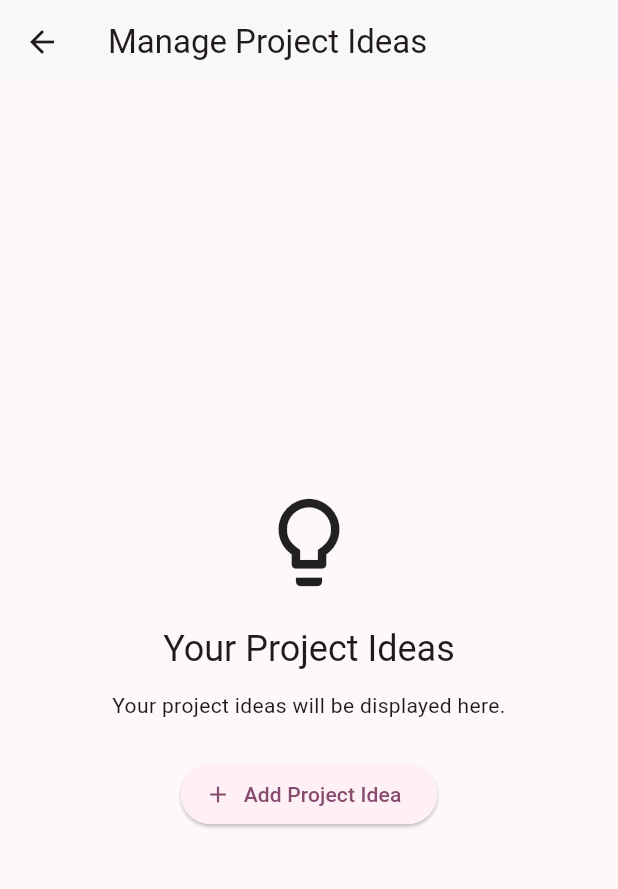
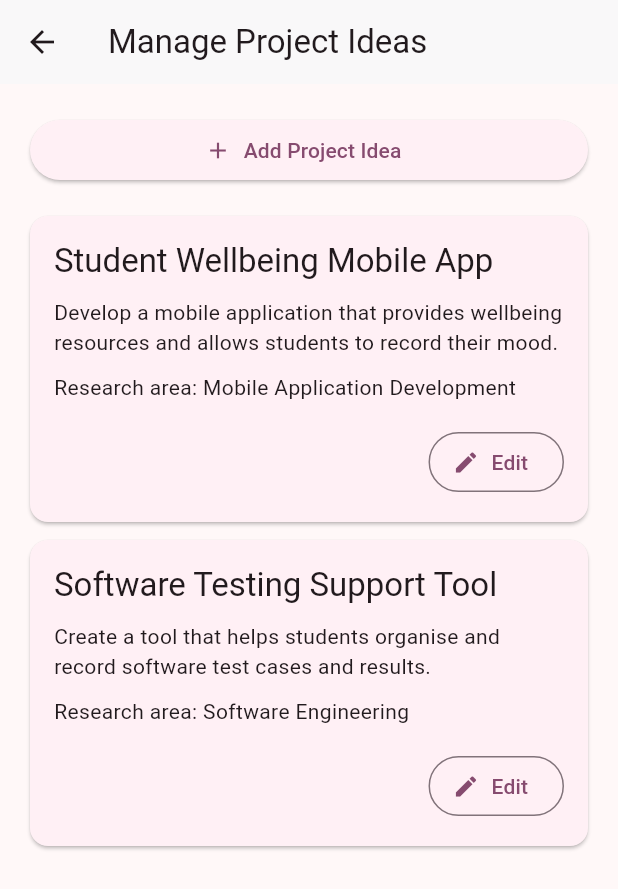
Before and after one commit to jiabhullar/project_supervisor_app, a Flutter app: the ManageProjectIdeasScreen screen opened directly, on a phone screen of 412 x 824 dp. Shown: the top 889 px of the screen. Run offline on Flutter 3.47's test engine with Material 3 defaults, Android fonts, the phone set to English and light mode, and no system bars.

Commit message:
display and edit staff project ideas

```diff
--- a/lib/pages/manage_project_ideas.dart
+++ b/lib/pages/manage_project_ideas.dart
@@ -1,6 +1,7 @@
 import 'package:flutter/material.dart';
 import 'package:project_supervisor_app/models/project_idea.dart';
 import 'package:project_supervisor_app/pages/add_project_idea.dart';
+import 'package:project_supervisor_app/pages/edit_project_idea.dart';
 
 class ManageProjectIdeasScreen extends StatelessWidget {
   const ManageProjectIdeasScreen({super.key});
@@ -27,32 +28,18 @@ class ManageProjectIdeasScreen extends StatelessWidget {
         researchArea: 'Software Engineering',
       ),
     ];
+
     return Scaffold(
       appBar: AppBar(
         title: const Text('Manage Project Ideas'),
       ),
-      body: Center(
-        child: Padding(
-          padding: const EdgeInsets.all(20),
-          child: Column(
-            mainAxisAlignment: MainAxisAlignment.center,
-            children: [
-              const Icon(
-                Icons.lightbulb_outline,
-                size: 70,
-              ),
-              const SizedBox(height: 20),
-              Text(
-                'Your Project Ideas',
-                style: Theme.of(context).textTheme.headlineSmall,
-              ),
-              const SizedBox(height: 12),
-              const Text(
-                'Your project ideas will be displayed here.',
-                textAlign: TextAlign.center,
-              ),
-              const SizedBox(height: 25),
-              ElevatedButton.icon(
+      body: Column(
+        children: [
+          Padding(
+            padding: const EdgeInsets.all(20),
+            child: SizedBox(
+              width: double.infinity,
+              child: ElevatedButton.icon(
                 onPressed: () {
                   Navigator.push(
                     context,
@@ -62,18 +49,64 @@ class ManageProjectIdeasScreen extends StatelessWidget {
                       },
                     ),
                   );
-                  ScaffoldMessenger.of(context).showSnackBar(
-                    const SnackBar(
-                      content: Text('Add project idea selected.'),
-                    ),
-                  );
                 },
                 icon: const Icon(Icons.add),
                 label: const Text('Add Project Idea'),
               ),
-            ],
+            ),
           ),
-        ),
+          Expanded(
+            child: ListView.builder(
+              padding: const EdgeInsets.fromLTRB(20, 0, 20, 20),
+              itemCount: projectIdeas.length,
+              itemBuilder: (BuildContext context, int index) {
+                final ProjectIdea projectIdea = projectIdeas[index];
+
+                return Card(
+                  margin: const EdgeInsets.only(bottom: 12),
+                  child: Padding(
+                    padding: const EdgeInsets.all(16),
+                    child: Column(
+                      crossAxisAlignment: CrossAxisAlignment.start,
+                      children: [
+                        Text(
+                          projectIdea.title,
+                          style: Theme.of(context).textTheme.titleLarge,
+                        ),
+                        const SizedBox(height: 10),
+                        Text(projectIdea.description),
+                        const SizedBox(height: 10),
+                        Text(
+                          'Research area: ${projectIdea.researchArea}',
+                        ),
+                        const SizedBox(height: 16),
+                        Align(
+                          alignment: Alignment.centerRight,
+                          child: OutlinedButton.icon(
+                            onPressed: () {
+                              Navigator.push(
+                                context,
+                                MaterialPageRoute(
+                                  builder: (BuildContext context) {
+                                    return EditProjectIdeaScreen(
+                                      projectIdea: projectIdea,
+                                    );
+                                  },
+                                ),
+                              );
+                            },
+                            icon: const Icon(Icons.edit),
+                            label: const Text('Edit'),
+                          ),
+                        ),
+                      ],
+                    ),
+                  ),
+                );
+              },
+            ),
+          ),
+        ],
       ),
     );
   }
```
